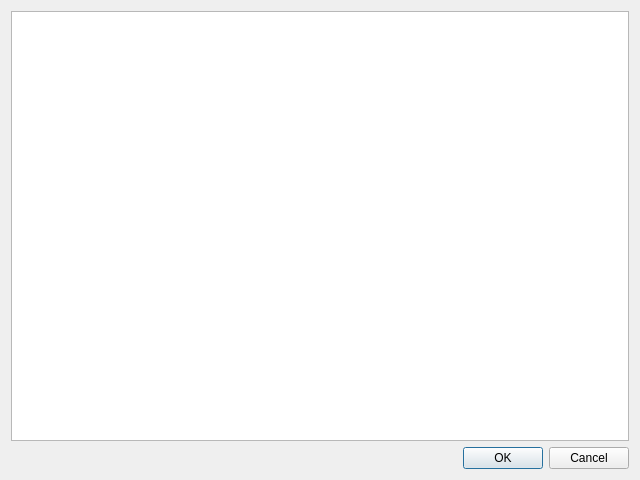
Before: the Qt Designer form dataquality.ui in tribeiro/soarlog, drawn with Qt 5.
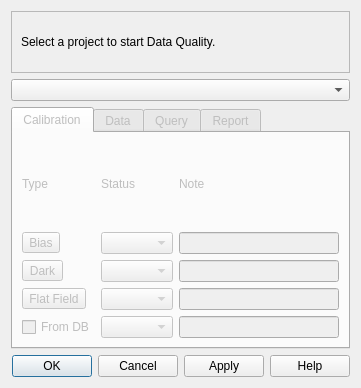
After: the same form once the commit is applied.

Commit message: Stage 1 of data quality UI. It is already "working" for calibration files. Still have to store the images but marking them as GOOD, WARNING or BAD and comments are already working.

What changed in the file:
```diff
--- a/dataquality.ui
+++ b/dataquality.ui
@@ -6,8 +6,8 @@
    <rect>
     <x>0</x>
     <y>0</y>
-    <width>640</width>
-    <height>480</height>
+    <width>361</width>
+    <height>388</height>
    </rect>
   </property>
   <property name="windowTitle">
@@ -16,18 +16,174 @@
   <layout class="QGridLayout" name="gridLayout_2">
    <item row="0" column="0">
     <layout class="QGridLayout" name="gridLayout">
+     <item row="1" column="0">
+      <widget class="QComboBox" name="comboBox"/>
+     </item>
      <item row="0" column="0">
-      <widget class="QColumnView" name="columnDQ"/>
+      <widget class="QFrame" name="frame">
+       <property name="frameShape">
+        <enum>QFrame::StyledPanel</enum>
+       </property>
+       <property name="frameShadow">
+        <enum>QFrame::Raised</enum>
+       </property>
+       <layout class="QVBoxLayout" name="verticalLayout_2">
+        <item>
+         <widget class="QLabel" name="label">
+          <property name="text">
+           <string>
+Select a project to start Data Quality.
+</string>
+          </property>
+         </widget>
+        </item>
+       </layout>
+      </widget>
+     </item>
+     <item row="2" column="0">
+      <widget class="QTabWidget" name="tabWidget">
+       <property name="enabled">
+        <bool>false</bool>
+       </property>
+       <property name="currentIndex">
+        <number>0</number>
+       </property>
+       <widget class="QWidget" name="tab">
+        <attribute name="title">
+         <string>Calibration</string>
+        </attribute>
+        <layout class="QGridLayout" name="gridLayout_3">
+         <item row="4" column="1">
+          <widget class="QComboBox" name="comboFromDB"/>
+         </item>
+         <item row="1" column="1">
+          <widget class="QComboBox" name="comboBias"/>
+         </item>
+         <item row="3" column="1">
+          <widget class="QComboBox" name="comboFlatField"/>
+         </item>
+         <item row="1" column="2">
+          <widget class="QLineEdit" name="lineEditBias"/>
+         </item>
+         <item row="3" column="2">
+          <widget class="QLineEdit" name="lineEditFlatField"/>
+         </item>
+         <item row="4" column="2">
+          <widget class="QLineEdit" name="lineEditFromDB"/>
+         </item>
+         <item row="2" column="1">
+          <widget class="QComboBox" name="comboDark"/>
+         </item>
+         <item row="2" column="2">
+          <widget class="QLineEdit" name="lineEditDark"/>
+         </item>
+         <item row="0" column="2">
+          <widget class="QLabel" name="label_6">
+           <property name="text">
+            <string>Note</string>
+           </property>
+          </widget>
+         </item>
+         <item row="0" column="1">
+          <widget class="QLabel" name="label_7">
+           <property name="text">
+            <string>Status</string>
+           </property>
+          </widget>
+         </item>
+         <item row="0" column="0">
+          <widget class="QLabel" name="label_8">
+           <property name="text">
+            <string>Type</string>
+           </property>
+          </widget>
+         </item>
+         <item row="1" column="0">
+          <widget class="QToolButton" name="Bias">
+           <property name="text">
+            <string>Bias</string>
+           </property>
+          </widget>
+         </item>
+         <item row="2" column="0">
+          <widget class="QToolButton" name="Dark">
+           <property name="text">
+            <string>Dark</string>
+           </property>
+          </widget>
+         </item>
+         <item row="3" column="0">
+          <widget class="QToolButton" name="FlatField">
+           <property name="text">
+            <string>Flat Field</string>
+           </property>
+          </widget>
+         </item>
+         <item row="4" column="0">
+          <widget class="QCheckBox" name="fromDB">
+           <property name="text">
+            <string>From DB</string>
+           </property>
+          </widget>
+         </item>
+        </layout>
+       </widget>
+       <widget class="QWidget" name="tab_2">
+        <attribute name="title">
+         <string>Data</string>
+        </attribute>
+        <layout class="QGridLayout" name="gridLayout_4"/>
+       </widget>
+       <widget class="QWidget" name="tab_3">
+        <attribute name="title">
+         <string>Query</string>
+        </attribute>
+        <layout class="QVBoxLayout" name="verticalLayout_4">
+         <item>
+          <widget class="QLineEdit" name="queryDB"/>
+         </item>
+         <item>
+          <widget class="QPushButton" name="runQueryDB">
+           <property name="sizePolicy">
+            <sizepolicy hsizetype="Maximum" vsizetype="Maximum">
+             <horstretch>0</horstretch>
+             <verstretch>0</verstretch>
+            </sizepolicy>
+           </property>
+           <property name="layoutDirection">
+            <enum>Qt::LeftToRight</enum>
+           </property>
+           <property name="text">
+            <string>Filter</string>
+           </property>
+          </widget>
+         </item>
+        </layout>
+       </widget>
+       <widget class="QWidget" name="tab_4">
+        <attribute name="title">
+         <string>Report</string>
+        </attribute>
+        <layout class="QVBoxLayout" name="verticalLayout_3">
+         <item>
+          <widget class="QTextEdit" name="textEdit"/>
+         </item>
+        </layout>
+       </widget>
+      </widget>
      </item>
     </layout>
    </item>
    <item row="1" column="0">
     <widget class="QDialogButtonBox" name="buttonBox">
+     <property name="layoutDirection">
+      <enum>Qt::LeftToRight</enum>
+     </property>
      <property name="orientation">
       <enum>Qt::Horizontal</enum>
      </property>
      <property name="standardButtons">
-      <set>QDialogButtonBox::Cancel|QDialogButtonBox::Ok</set>
+      <set>QDialogButtonBox::Apply|QDialogButtonBox::Cancel|QDialogButtonBox::Help|QDialogButtonBox::Ok</set>
      </property>
     </widget>
    </item>
```
Left out of the diff: 2 changed lines with no effect on the pictures. The commit also changes 3 other files.
